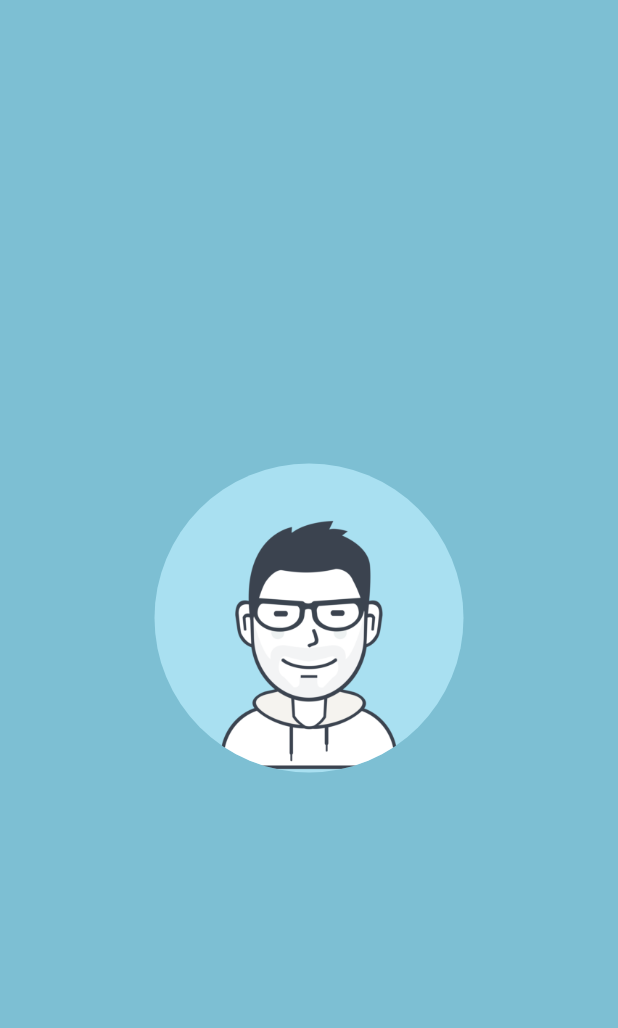
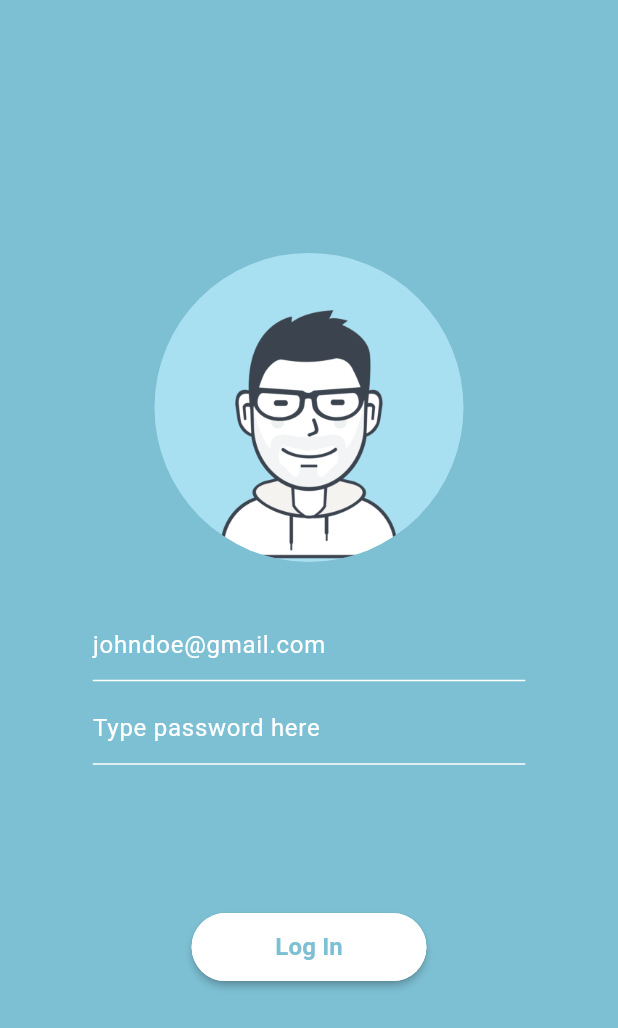
Before and after one commit to VihagaYohan/authify, a Flutter app: the screen it shows after launch, on a phone screen of 412 x 824 dp. Shown: the top 1028 px of the screen. Run offline on Flutter 3.47's test engine with Material 2 defaults, Android fonts, the phone set to English and light mode, and no system bars.

Commit message:
Added - UI elements to login page

```diff
--- a/lib/pages/login_page.dart
+++ b/lib/pages/login_page.dart
@@ -16,13 +16,22 @@ class LoginPage extends StatelessWidget {
         backgroundColor: _primaryColor,
         body: Align(
             alignment: Alignment.center,
+            child: Container(
+              height: _deviceHeight * 0.60,
+              width: _deviceWidth,
               child: Column(
                   mainAxisAlignment: MainAxisAlignment.spaceAround,
                   mainAxisSize: MainAxisSize.max,
                   crossAxisAlignment: CrossAxisAlignment.center,
                   children: <Widget>[
                     _avatarWidget(),
-                ])));
+                    SizedBox(height: _deviceHeight * 0.02),
+                    _emailTextField(),
+                    _passwordTextField(),
+                    SizedBox(height: _deviceHeight * 0.10),
+                    _loginButton(),
+                  ]),
+            )));
   }
 
   Widget _avatarWidget() {
@@ -34,8 +43,63 @@ class LoginPage extends StatelessWidget {
         decoration: BoxDecoration(
             color: _secondaryColor,
             borderRadius: BorderRadius.circular(500),
-            image: DecorationImage(
+            image: const DecorationImage(
               image: AssetImage('images/main_avatar.png'),
             )));
   }
+
+  Widget _emailTextField() {
+    return Container(
+      width: _deviceWidth * 0.70,
+      child: const TextField(
+        cursorColor: Colors.white,
+        autocorrect: false,
+        style: TextStyle(color: Colors.white),
+        decoration: InputDecoration(
+            hintText: "johndoe@gmail.com",
+            hintStyle: TextStyle(color: Colors.white),
+            enabledBorder: UnderlineInputBorder(
+              borderSide: BorderSide(color: Colors.white),
+            ),
+            focusedBorder: UnderlineInputBorder(
+              borderSide: BorderSide(color: Colors.white),
+            )),
+      ),
+    );
   }
+
+  Widget _passwordTextField() {
+    return Container(
+        width: _deviceWidth * .70,
+        child: const TextField(
+          obscureText: true,
+          cursorColor: Colors.white,
+          autocorrect: false,
+          style: TextStyle(color: Colors.white),
+          decoration: InputDecoration(
+              hintText: 'Type password here',
+              hintStyle: TextStyle(color: Colors.white),
+              enabledBorder: UnderlineInputBorder(
+                borderSide: BorderSide(color: Colors.white),
+              ),
+              focusedBorder: UnderlineInputBorder(
+                  borderSide: BorderSide(color: Colors.white))),
+        ));
+  }
+
+  Widget _loginButton() {
+    return MaterialButton(
+        minWidth: _deviceWidth * 0.38,
+        height: _deviceHeight * 0.055,
+        color: Colors.white,
+        shape: RoundedRectangleBorder(
+            borderRadius: BorderRadius.circular(25.0),
+            side: BorderSide(color: Colors.white)),
+        onPressed: () {},
+        child: Text(
+          "Log In",
+          style: TextStyle(
+              fontSize: 16, color: _primaryColor, fontWeight: FontWeight.bold),
+        ));
+  }
+}
```
Lines whose indentation alone changed are shown as unchanged.
